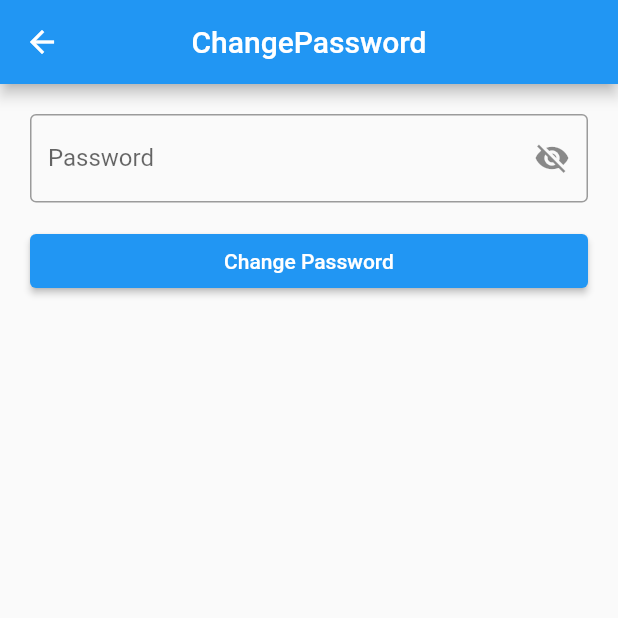
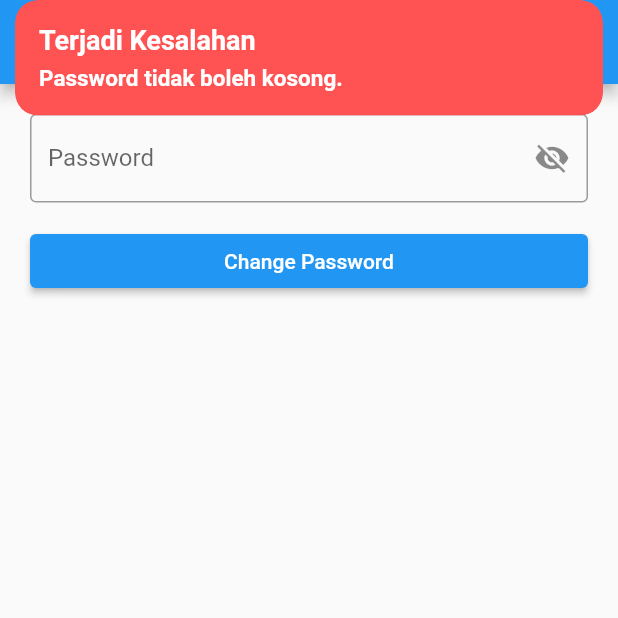
Before and after one commit to aldanrp/Presence-App, a Flutter app: the NewPasswordView screen opened by its route, after a tap on "Change Password", on a phone screen of 412 x 824 dp, the top half of it. Run offline on Flutter 3.47's test engine with Material 2 defaults, Android fonts, the phone set to English and light mode, and no system bars; our stand-ins replace cloud_firestore, firebase_auth, firebase_core, get; accounts and stored records are empty.

Commit message:
update newPassword

```diff
--- a/lib/app/modules/newPassword/controllers/new_password_controller.dart
+++ b/lib/app/modules/newPassword/controllers/new_password_controller.dart
@@ -1,5 +1,125 @@
+import 'package:firebase_auth/firebase_auth.dart';
+import 'package:firebase_core/firebase_core.dart';
+import 'package:flutter/cupertino.dart';
+import 'package:flutter/material.dart';
 import 'package:get/get.dart';
+import 'package:presence/app/routes/app_pages.dart';
 
 class NewPasswordController extends GetxController {
   var isObscure = true.obs;
+
+  TextEditingController newPassC = TextEditingController();
+
+  FirebaseAuth auth = FirebaseAuth.instance;
+  void newPassword() async {
+    if (newPassC.text.isNotEmpty) {
+      if (newPassC.text != "123456") {
+        try {
+          String email = auth.currentUser!.email!;
+
+          await auth.currentUser!.updatePassword(newPassC.text);
+
+          await auth.signOut();
+
+          await auth.signInWithEmailAndPassword(
+              email: email, password: newPassC.text);
+
+          Get.offAllNamed(Routes.HOME);
+        } on FirebaseAuthException catch (e) {
+          print(e.toString());
+          if (e.code == 'weak-password') {
+            Get.snackbar(
+              "",
+              "",
+              backgroundColor: Colors.yellow.withOpacity(0.9),
+              titleText: Text(
+                "Peringatan",
+                style: TextStyle(
+                  fontSize: 18,
+                  fontWeight: FontWeight.bold,
+                  color: Colors.black,
+                ),
+              ),
+              messageText: Text(
+                "Password terlalu lemah.",
+                style: TextStyle(
+                  fontSize: 15,
+                  fontWeight: FontWeight.w500,
+                  color: Colors.black,
+                ),
+              ),
+            );
+            print('Password salah.');
+          }
+        } catch (e) {
+          print("Password gagal diubah dengan error: " + e.toString());
+          Get.snackbar(
+            "",
+            "",
+            backgroundColor: Colors.redAccent,
+            titleText: Text(
+              "Terjadi Kesalahan",
+              style: TextStyle(
+                fontSize: 18,
+                fontWeight: FontWeight.bold,
+                color: Colors.white,
+              ),
+            ),
+            messageText: Text(
+              "Password tidak dapat diubah, Mohon untuk mencoba kembali",
+              style: TextStyle(
+                fontSize: 15,
+                fontWeight: FontWeight.w600,
+                color: Colors.white,
+              ),
+            ),
+          );
+        }
+      } else {
+        Get.snackbar(
+          "",
+          "",
+          backgroundColor: Colors.redAccent,
+          titleText: Text(
+            "Terjadi Kesalahan",
+            style: TextStyle(
+              fontSize: 18,
+              fontWeight: FontWeight.bold,
+              color: Colors.white,
+            ),
+          ),
+          messageText: Text(
+            "Password baru harus di ubah.",
+            style: TextStyle(
+              fontSize: 15,
+              fontWeight: FontWeight.w600,
+              color: Colors.white,
+            ),
+          ),
+        );
+      }
+    } else {
+      Get.snackbar(
+        "",
+        "",
+        backgroundColor: Colors.redAccent,
+        titleText: Text(
+          "Terjadi Kesalahan",
+          style: TextStyle(
+            fontSize: 18,
+            fontWeight: FontWeight.bold,
+            color: Colors.white,
+          ),
+        ),
+        messageText: Text(
+          "Password tidak boleh kosong.",
+          style: TextStyle(
+            fontSize: 15,
+            fontWeight: FontWeight.w600,
+            color: Colors.white,
+          ),
+        ),
+      );
+    }
+  }
 }
--- a/lib/app/modules/newPassword/views/new_password_view.dart
+++ b/lib/app/modules/newPassword/views/new_password_view.dart
@@ -18,7 +18,7 @@ class NewPasswordView extends GetView<NewPasswordController> {
           Obx(
             () => TextField(
               autocorrect: false,
-              // controller: controller.passC,
+              controller: controller.newPassC,
               obscureText: controller.isObscure.value,
               decoration: InputDecoration(
                 suffixIcon: IconButton(
@@ -38,7 +38,9 @@ class NewPasswordView extends GetView<NewPasswordController> {
             height: 15,
           ),
           ElevatedButton(
-            onPressed: () {},
+            onPressed: () {
+              controller.newPassword();
+            },
             child: Text("Change Password"),
           ),
         ],
```
